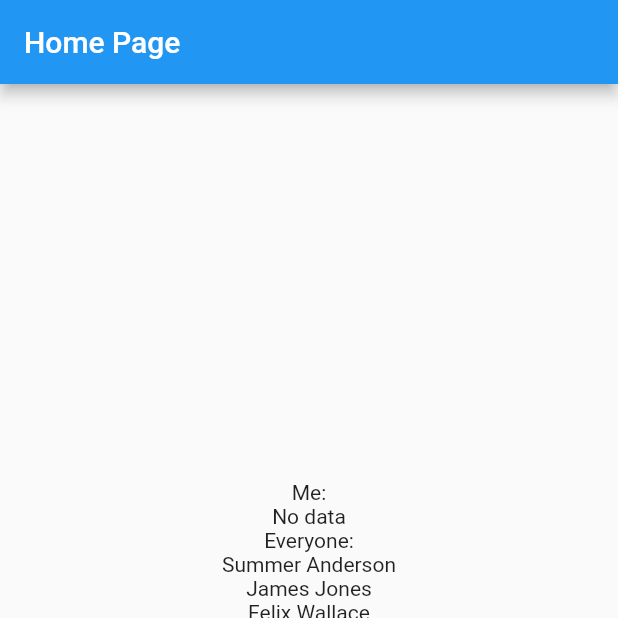
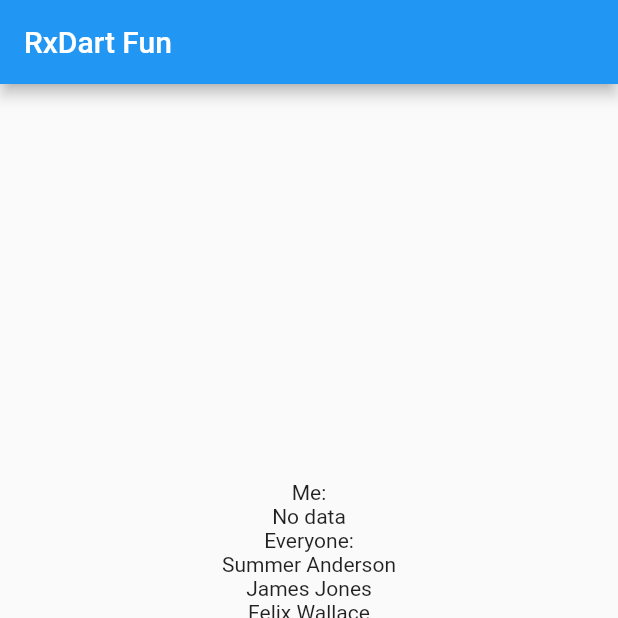
Before and after one commit to babihutan/flutter_rx_vote, a Flutter app: the HomePage screen opened directly, on a phone screen of 412 x 824 dp, the top half of it. Run offline on Flutter 3.47's test engine with Material 2 defaults, Android fonts, the phone set to English and light mode, and no system bars; our stand-ins replace cloud_firestore, firebase_core, rxdart; accounts and stored records are empty.

Commit message:
rename title

```diff
--- a/lib/home_page.dart
+++ b/lib/home_page.dart
@@ -13,7 +13,7 @@ class HomePage extends StatelessWidget {
   Widget build(BuildContext context) {
     return Scaffold(
       appBar: AppBar(
-        title: const Text('Home Page'),
+        title: const Text('RxDart Fun'),
       ),
       body: Center(
         child: Column(
```
